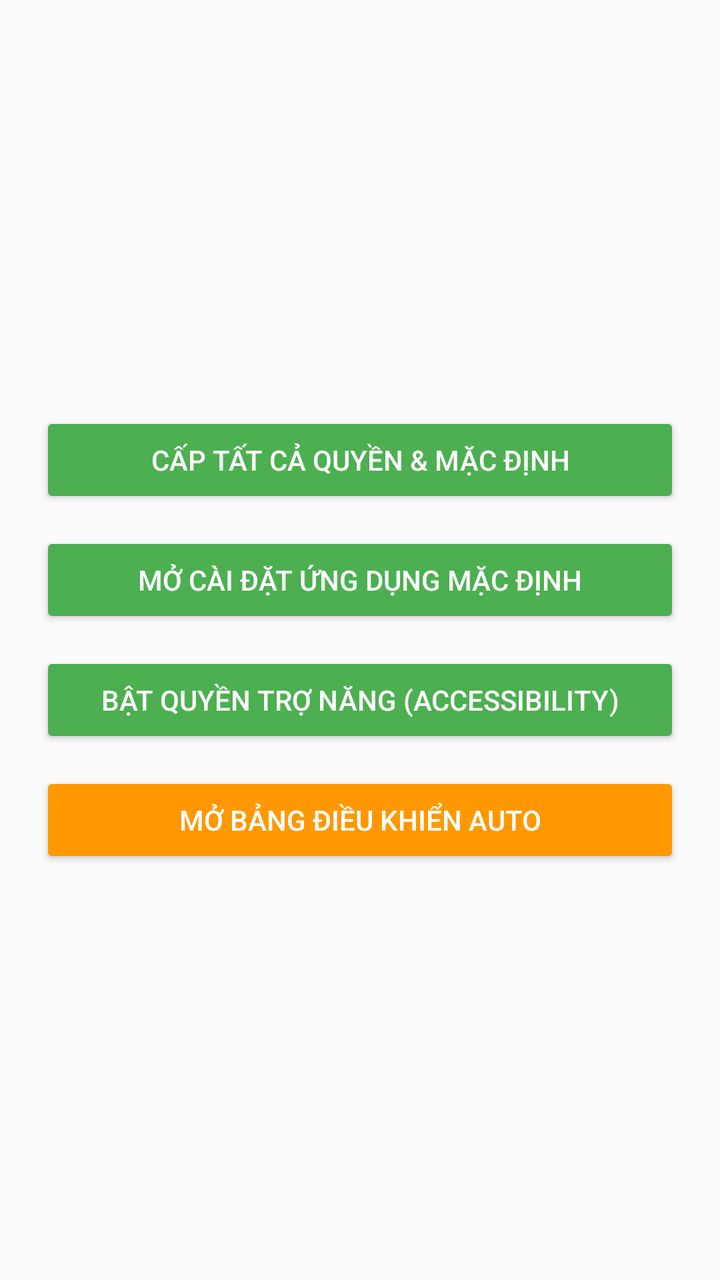
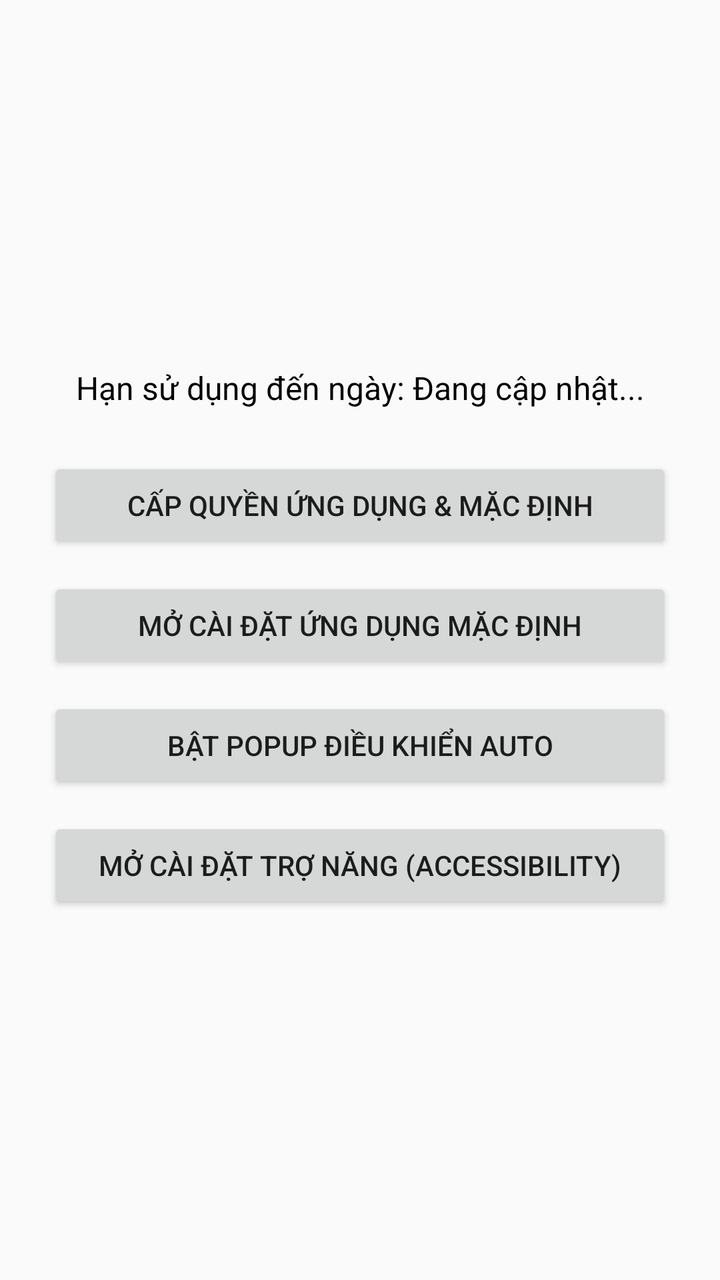

The first picture is an Android layout as it rendered before a commit; the second is the same layout after the commit. The layout source and the unified diff follow.
<!-- AndroidManifest.xml: application theme Theme.AppCompat.Light.NoActionBar -->
<!-- res/layout/activity_main.xml -->
<?xml version="1.0" encoding="utf-8"?>
<LinearLayout xmlns:android="http://schemas.android.com/apk/res/android"
    android:layout_width="match_parent"
    android:layout_height="match_parent"
    android:gravity="center"
    android:orientation="vertical"
    android:padding="20dp">

    
    <Button
        android:id="@+id/btnGrantPermissions"
        android:layout_width="match_parent"
        android:layout_height="wrap_content"
        android:layout_marginBottom="12dp"
        android:backgroundTint="#4CAF50"
        android:text="CẤP TẤT CẢ QUYỀN &amp; MẶC ĐỊNH"
        android:textColor="#FFFFFF"
        android:textSize="14sp" />

    
    <Button
        android:id="@+id/btnOpenDefaultSettings"
        android:layout_width="match_parent"
        android:layout_height="wrap_content"
        android:layout_marginBottom="12dp"
        android:backgroundTint="#4CAF50"
        android:text="MỞ CÀI ĐẶT ỨNG DỤNG MẶC ĐỊNH"
        android:textColor="#FFFFFF"
        android:textSize="14sp" />

    
    <Button
        android:id="@+id/btnOpenAccessibility"
        android:layout_width="match_parent"
        android:layout_height="wrap_content"
        android:layout_marginBottom="12dp"
        android:backgroundTint="#4CAF50"
        android:text="BẬT QUYỀN TRỢ NĂNG (ACCESSIBILITY)"
        android:textColor="#FFFFFF"
        android:textSize="14sp" />

    
    <Button
        android:id="@+id/btnStartPopup"
        android:layout_width="match_parent"
        android:layout_height="wrap_content"
        android:backgroundTint="#FF9800"
        android:text="MỞ BẢNG ĐIỀU KHIỂN AUTO"
        android:textColor="#FFFFFF"
        android:textSize="14sp" />

</LinearLayout>
<!-- resources referenced by this layout -->
<resources>

</resources>

<!-- the commit's change to res/layout/activity_main.xml (unified diff, before → after) -->
@@ -2,51 +2,50 @@
 <LinearLayout xmlns:android="http://schemas.android.com/apk/res/android"
     android:layout_width="match_parent"
     android:layout_height="match_parent"
+    android:orientation="vertical"
     android:gravity="center"
-    android:orientation="vertical"
-    android:padding="20dp">
+    android:padding="24dp">
+
+    
+    <TextView
+        android:id="@+id/txtExpiry"
+        android:layout_width="match_parent"
+        android:layout_height="wrap_content"
+        android:text="Hạn sử dụng đến ngày: Đang cập nhật..."
+        android:textSize="16sp"
+        android:textColor="#000000"
+        android:gravity="center"
+        android:layout_marginBottom="24dp"/>
 
     
     <Button
         android:id="@+id/btnGrantPermissions"
         android:layout_width="match_parent"
         android:layout_height="wrap_content"
-        android:layout_marginBottom="12dp"
-        android:backgroundTint="#4CAF50"
-        android:text="CẤP TẤT CẢ QUYỀN &amp; MẶC ĐỊNH"
-        android:textColor="#FFFFFF"
-        android:textSize="14sp" />
+        android:text="Cấp quyền ứng dụng &amp; Mặc định"
+        android:layout_marginBottom="12dp"/>
 
     
     <Button
         android:id="@+id/btnOpenDefaultSettings"
         android:layout_width="match_parent"
         android:layout_height="wrap_content"
-        android:layout_marginBottom="12dp"
-        android:backgroundTint="#4CAF50"
-        android:text="MỞ CÀI ĐẶT ỨNG DỤNG MẶC ĐỊNH"
-        android:textColor="#FFFFFF"
-        android:textSize="14sp" />
+        android:text="Mở Cài đặt Ứng dụng Mặc định"
+        android:layout_marginBottom="12dp"/>
+
+    
+    <Button
+        android:id="@+id/btnStartPopup"
+        android:layout_width="match_parent"
+        android:layout_height="wrap_content"
+        android:text="Bật Popup Điều Khiển Auto"
+        android:layout_marginBottom="12dp"/>
 
     
     <Button
         android:id="@+id/btnOpenAccessibility"
         android:layout_width="match_parent"
         android:layout_height="wrap_content"
-        android:layout_marginBottom="12dp"
-        android:backgroundTint="#4CAF50"
-        android:text="BẬT QUYỀN TRỢ NĂNG (ACCESSIBILITY)"
-        android:textColor="#FFFFFF"
-        android:textSize="14sp" />
-
-    
-    <Button
-        android:id="@+id/btnStartPopup"
-        android:layout_width="match_parent"
-        android:layout_height="wrap_content"
-        android:backgroundTint="#FF9800"
-        android:text="MỞ BẢNG ĐIỀU KHIỂN AUTO"
-        android:textColor="#FFFFFF"
-        android:textSize="14sp" />
+        android:text="Mở Cài đặt Trợ năng (Accessibility)"/>
 
 </LinearLayout>
